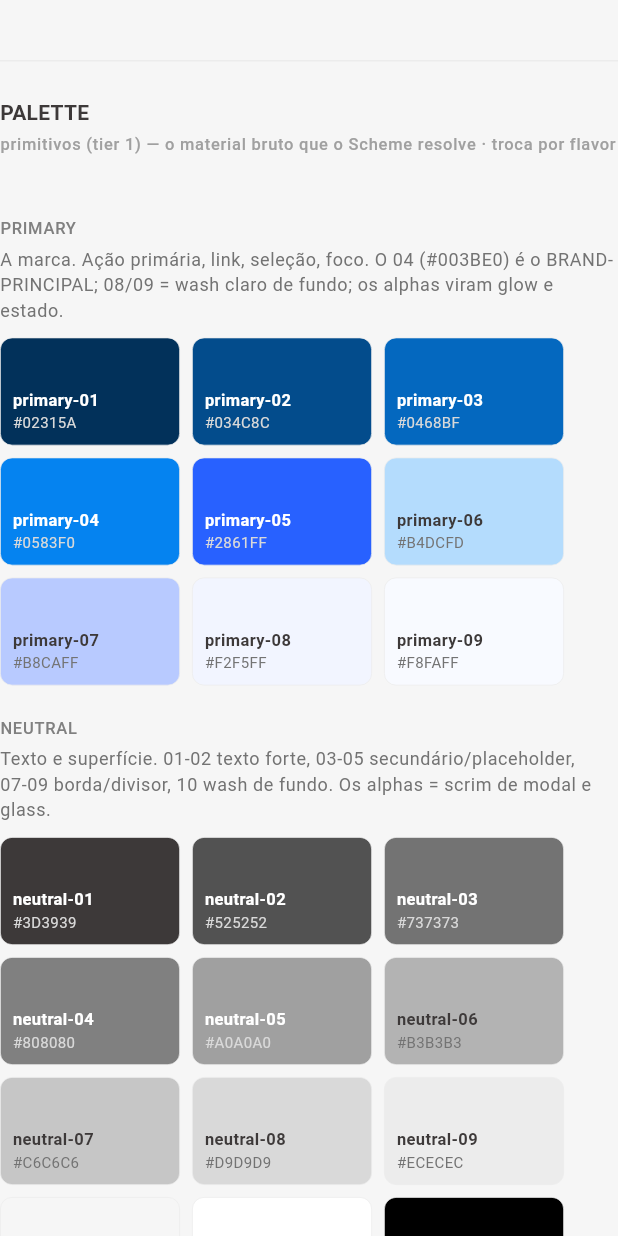
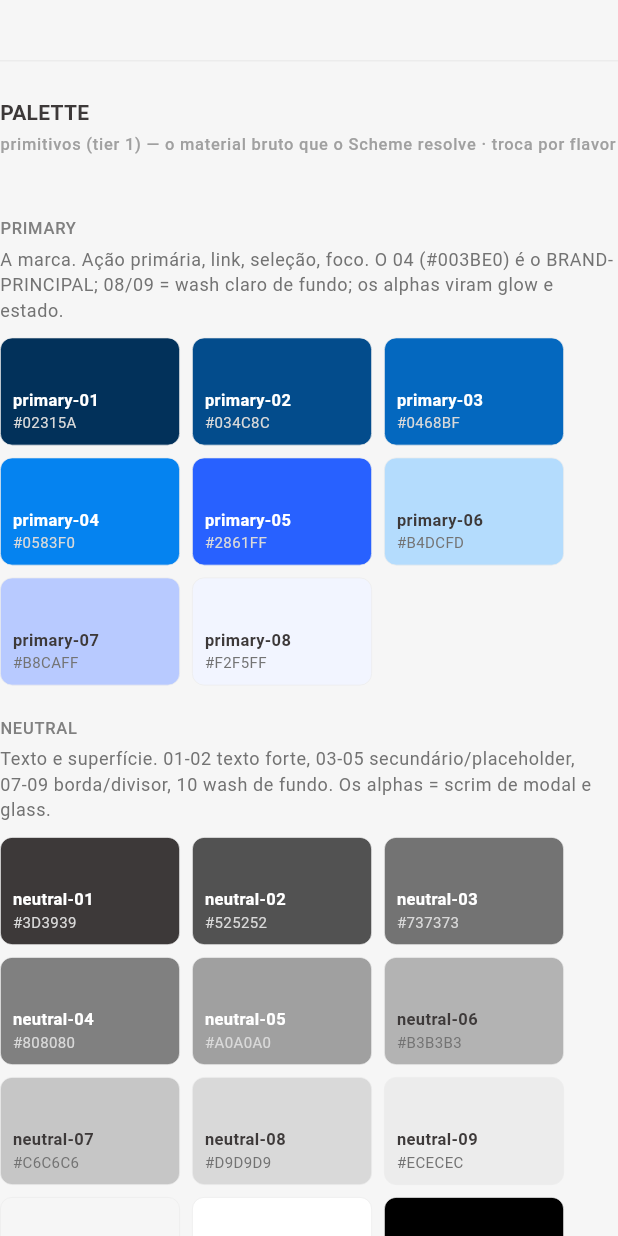
Before and after one commit to tatianahasimoto-netizen/apontesegura, a Flutter app: the _ColorsSection widget shown alone on an empty page, opened directly, on a phone screen of 412 x 824 dp. Run offline on Flutter 3.47's test engine with Material 3 defaults, Android fonts, the phone set to English and light mode, and no system bars; our stand-ins replace flutter_svg, vector_graphics, web; missing offline and left inert: dart:js_interop, dart:ui_web; Roboto replaces fonts that are missing (Roboto Flex, SF Pro Rounded); project files that could hold a hidden picture were left out.

Commit message:
Remove dead bgHoverGhost from Button, remove unused primary09
CpfSeguroButton's _Palette had a bgHoverGhost field (primary08/error07)
that nothing read anymore — it was only consumed by the secondaryPrimary/
tertiaryPrimary cases removed in an earlier commit. Dropped the field
from _Palette and both _defaultPalette/_errorPalette instances.

primary09 had zero real component usage (confirmed via audit) — only the
catalog swatch and a decorative bg in grammar_screen.dart's anatomy note
(swapped for primary08, the next lightest shade, already used elsewhere
for the same "subtle wash" purpose). Removed from color.cpf.tokens.json,
regenerated via `npm run tokens`, and dropped from CpfSeguroPalette/Colors
and the parity test.

Verified with `flutter analyze` (0 errors project-wide).

Co-Authored-By: Claude Sonnet 5 <noreply@anthropic.com>

```diff
--- a/lib/design_system/theme/cpf_seguro_colors.dart
+++ b/lib/design_system/theme/cpf_seguro_colors.dart
@@ -35,9 +35,6 @@ class CpfSeguroColors {
 
   /// primary-08 = wash background sutil.
   static const Color primary08 = Color(CpfSeguroColorConsts.primary08);
-
-  /// primary-09 = wash mais claro ainda (bg do back office).
-  static const Color primary09 = Color(CpfSeguroColorConsts.primary09);
 
   /// Tint pálido do app (alinhado com ColorsPalette.primary10 no app real).
   /// Fora do DTCG (specific do app) — literal.
--- a/lib/design_system/theme/cpf_seguro_palette.dart
+++ b/lib/design_system/theme/cpf_seguro_palette.dart
@@ -27,7 +27,6 @@ class CpfSeguroPalette {
     required this.primary06,
     required this.primary07,
     required this.primary08,
-    required this.primary09,
     required this.primaryStateSelected,
     required this.primaryStateHover,
     required this.onPrimary,
@@ -85,7 +84,7 @@ class CpfSeguroPalette {
   /// Identificador do flavor ('cpf', 'aurora', ...). Aparece no dev inspect.
   final String id;
 
-  final Color primary01, primary02, primary03, primary04, primary05, primary06, primary07, primary08, primary09;
+  final Color primary01, primary02, primary03, primary04, primary05, primary06, primary07, primary08;
   final Color primaryStateSelected, primaryStateHover, onPrimary;
 
   final Color neutral01, neutral02, neutral03, neutral04, neutral05, neutral06, neutral07, neutral08, neutral09, neutral10;
@@ -115,7 +114,6 @@ class CpfSeguroPalette {
     primary06: Color(CpfSeguroColorConsts.primary06),
     primary07: Color(CpfSeguroColorConsts.primary07),
     primary08: Color(CpfSeguroColorConsts.primary08),
-    primary09: Color(CpfSeguroColorConsts.primary09),
     primaryStateSelected: Color(CpfSeguroColorConsts.primaryStateSelected),
     primaryStateHover: Color(CpfSeguroColorConsts.primaryStateHover),
     onPrimary: Color(CpfSeguroColorConsts.onPrimary),
--- a/lib/design_system/widgets/cpf_seguro_button.dart
+++ b/lib/design_system/widgets/cpf_seguro_button.dart
@@ -231,13 +231,11 @@ class _Palette {
     required this.hover,
     required this.pressed,
     required this.onBase,
-    required this.bgHoverGhost,
   });
   final Color base;
   final Color hover;
   final Color pressed;
   final Color onBase;
-  final Color bgHoverGhost;
 }
 
 const _Palette _defaultPalette = _Palette(
@@ -245,7 +243,6 @@ const _Palette _defaultPalette = _Palette(
   hover: CpfSeguroColors.primary03,
   pressed: CpfSeguroColors.primary02,
   onBase: CpfSeguroColors.brandOnPrimary,
-  bgHoverGhost: CpfSeguroColors.primary08,
 );
 
 const _Palette _errorPalette = _Palette(
@@ -253,7 +250,6 @@ const _Palette _errorPalette = _Palette(
   hover: CpfSeguroColors.error02,
   pressed: CpfSeguroColors.error01,
   onBase: CpfSeguroColors.white,
-  bgHoverGhost: CpfSeguroColors.error07,
 );
 
 class _StyleShape {
--- a/lib/grammar_screen.dart
+++ b/lib/grammar_screen.dart
@@ -406,7 +406,7 @@ class _RegionLegend extends StatelessWidget {
         Container(
           padding: const EdgeInsets.all(12),
           decoration: BoxDecoration(
-            color: CpfSeguroColors.primary09,
+            color: CpfSeguroColors.primary08,
             borderRadius: CpfSeguroRadius.all8,
           ),
           child: Text(
--- a/lib/main.dart
+++ b/lib/main.dart
@@ -1193,7 +1193,6 @@ class _ColorsSection extends StatelessWidget {
         ('primary-06', CpfSeguroColors.primary06),
         ('primary-07', CpfSeguroColors.primary07),
         ('primary-08', CpfSeguroColors.primary08),
-        ('primary-09', CpfSeguroColors.primary09),
       ]
     ),
     (
--- a/tokens/color.cpf.tokens.json
+++ b/tokens/color.cpf.tokens.json
@@ -9,7 +9,6 @@
     "primary06": { "$value": "#B4DCFD" },
     "primary07": { "$value": "#B8CAFF" },
     "primary08": { "$value": "#F2F5FF" },
-    "primary09": { "$value": "#F8FAFF" },
     "primaryStateSelected": { "$value": "#E0E8FF" },
     "primaryStateHover": { "$value": "#EBF0FF" },
     "onPrimary": { "$value": "#FFFFFF" },
```
Also changed, not shown: lib/design_system/theme/generated/cps_color_tokens.g.dart, 3 other files.
